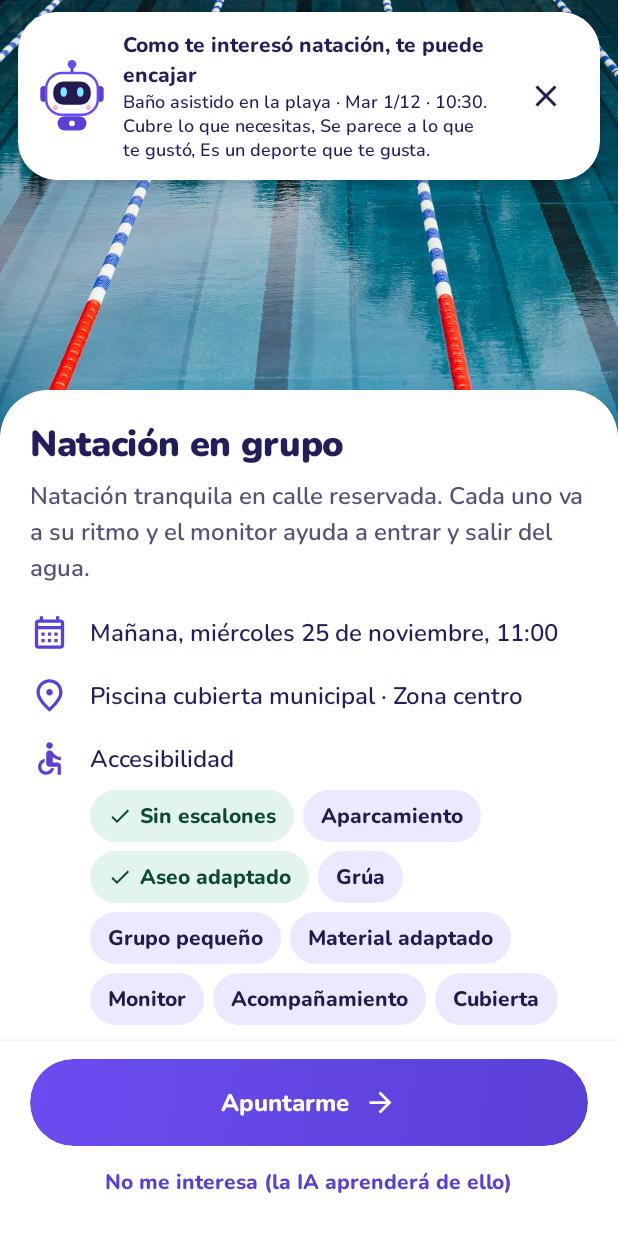
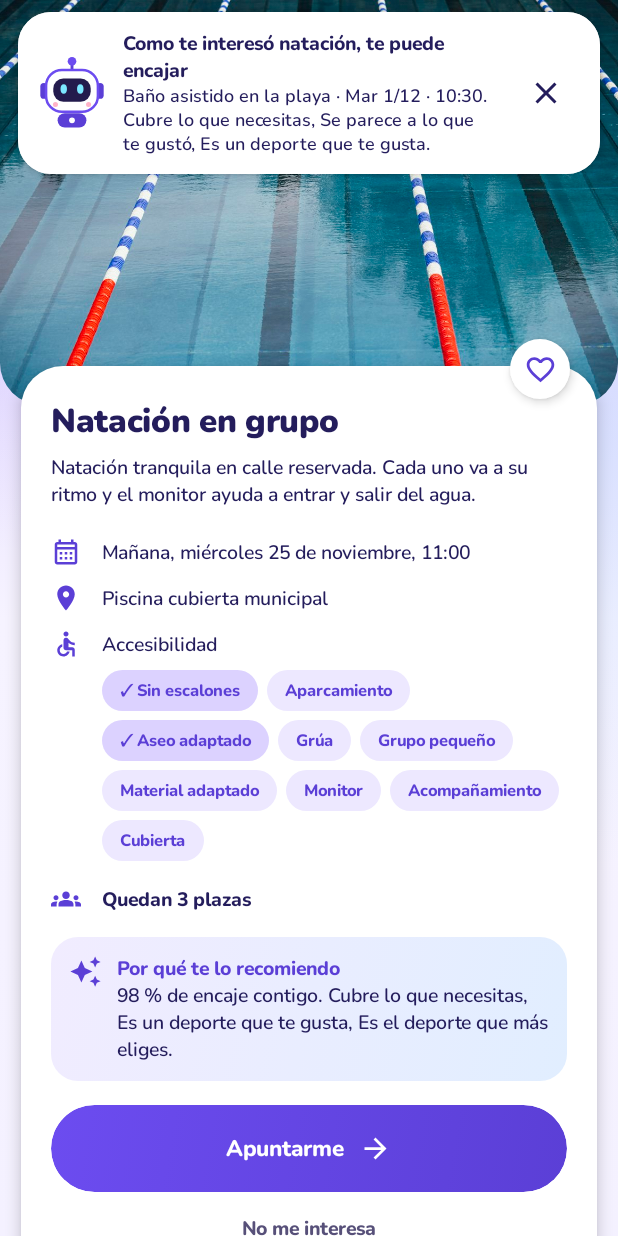
Before and after one commit to javierromeo1612/fit-in-ia, an Android app built with Jetpack Compose: the screen it shows after launch (MainActivity), after a tap on "Volver", on a phone screen of 412 x 824 dp. Run offline under Robolectric (Android 15) with nearby library versions, the phone set to English and light mode, and no system bars; 1 statement that could not run was skipped; 1 other tap on this screen came first.

Commit message:
Interfaz compacta y en azul marino como el diseño

```diff
--- a/app/src/main/java/com/marbellup/fitin/ui/screens/ActivityScreen.kt
+++ b/app/src/main/java/com/marbellup/fitin/ui/screens/ActivityScreen.kt
@@ -1,6 +1,5 @@
 package com.marbellup.fitin.ui.screens
 
-import androidx.compose.foundation.Image
 import androidx.compose.foundation.background
 import androidx.compose.foundation.layout.*
 import androidx.compose.foundation.rememberScrollState
@@ -18,8 +17,7 @@ import androidx.compose.ui.Alignment
 import androidx.compose.ui.Modifier
 import androidx.compose.ui.draw.clip
 import androidx.compose.ui.graphics.Color
-import androidx.compose.ui.layout.ContentScale
-import androidx.compose.ui.res.painterResource
+import androidx.compose.ui.graphics.vector.ImageVector
 import androidx.compose.ui.semantics.heading
 import androidx.compose.ui.semantics.semantics
 import androidx.compose.ui.unit.dp
@@ -27,17 +25,21 @@ import com.marbellup.fitin.AppState
 import com.marbellup.fitin.Step
 import com.marbellup.fitin.data.SampleData
 import com.marbellup.fitin.data.Seal
+import com.marbellup.fitin.ui.ActivityCover
 import com.marbellup.fitin.ui.AiReason
 import com.marbellup.fitin.ui.Avatar
 import com.marbellup.fitin.ui.ExampleNote
+import com.marbellup.fitin.ui.GradientBackground
 import com.marbellup.fitin.ui.GradientButton
-import com.marbellup.fitin.ui.IconLine
-import com.marbellup.fitin.ui.NeedPill
 import com.marbellup.fitin.ui.RoundIconButton
 import com.marbellup.fitin.ui.shortLabel
 import com.marbellup.fitin.ui.theme.LocalExtra
 
-/** Pantalla 4 de la referencia: foto grande, datos, accesibilidad, plazas y «Apuntarme». */
+/**
+ * Ficha de actividad, como la pantalla 4 de la referencia: foto arriba con volver y corazón,
+ * tarjeta blanca flotante con título, descripción, fecha, sitio, accesibilidad en píldoras,
+ * plazas y el botón «Apuntarme →».
+ */
 @OptIn(ExperimentalLayoutApi::class)
 @Composable
 fun ActivityScreen(state: AppState, activityId: String) {
@@ -52,135 +54,124 @@ fun ActivityScreen(state: AppState, activityId: String) {
     LaunchedEffect(a.id) { state.viewed(a.id) }
     val booked = a.id in state.joined
     val fav = a.id in state.favorites
-    val proposed = a.status == "propuesta"
 
-    Scaffold(
-        containerColor = MaterialTheme.colorScheme.background,
-        contentWindowInsets = WindowInsets(0, 0, 0, 0),
-        bottomBar = {
-            Surface(color = x.card, shadowElevation = 10.dp) {
-                Column(Modifier.navigationBarsPadding().padding(horizontal = 20.dp, vertical = 12.dp)) {
+    GradientBackground {
+        Column(Modifier.fillMaxSize().verticalScroll(rememberScrollState()).navigationBarsPadding().padding(bottom = 20.dp)) {
+            // Foto con botones redondos encima
+            Box(Modifier.fillMaxWidth().height(270.dp)) {
+                ActivityCover(a, Modifier.fillMaxSize().clip(RoundedCornerShape(bottomStart = 28.dp, bottomEnd = 28.dp)))
+                Row(Modifier.statusBarsPadding().padding(14.dp).fillMaxWidth()) {
+                    RoundIconButton(Icons.AutoMirrored.Filled.ArrowBack, "Volver") { state.back() }
+                    Spacer(Modifier.weight(1f))
+                    RoundIconButton(Icons.Outlined.IosShare, "Compartir") { }
+                }
+            }
+
+            // Tarjeta blanca flotante (con márgenes, como en la referencia)
+            Box(Modifier.padding(horizontal = 14.dp).offset(y = (-44).dp)) {
+                Surface(
+                    shape = RoundedCornerShape(28.dp),
+                    color = x.card,
+                    shadowElevation = 6.dp,
+                    modifier = Modifier.fillMaxWidth().padding(top = 18.dp),
+                ) {
+                    Column(Modifier.padding(start = 20.dp, end = 20.dp, top = 22.dp, bottom = 18.dp)) {
+                        if (a.status == "propuesta") {
+                            Text("✨ Grupo propuesto · se confirma con ${a.minParticipants} personas",
+                                style = MaterialTheme.typography.labelMedium, color = x.onWarnContainer,
+                                modifier = Modifier.clip(RoundedCornerShape(50)).background(x.warnContainer).padding(horizontal = 10.dp, vertical = 4.dp))
+                            Spacer(Modifier.height(8.dp))
+                        }
+                        Text(a.title, style = MaterialTheme.typography.headlineSmall, modifier = Modifier.semantics { heading() })
+                        Text(a.description, style = MaterialTheme.typography.bodyMedium, modifier = Modifier.padding(top = 6.dp))
+                        Spacer(Modifier.height(14.dp))
+                        Line(Icons.Outlined.CalendarMonth, a.nextSession.replaceFirstChar { it.uppercase() })
+                        Line(Icons.Filled.Place, a.place)
+                        Line(Icons.AutoMirrored.Filled.Accessible, "Accesibilidad")
+                        FlowRow(
+                            Modifier.padding(start = 34.dp, top = 2.dp, bottom = 4.dp),
+                            horizontalArrangement = Arrangement.spacedBy(6.dp),
+                            verticalArrangement = Arrangement.spacedBy(6.dp),
+                        ) {
+                            for (n in a.features.sortedBy { it.ordinal }) Chip(n.shortLabel, n in state.needs)
+                        }
+                        Spacer(Modifier.height(6.dp))
+                        Line(Icons.Filled.Groups, if (a.spotsLeft == 1) "Queda 1 plaza" else "Quedan ${a.spotsLeft} plazas", bold = true)
+
+                        if (rec != null) {
+                            AiReason("${rec.match} % de encaje contigo. ${rec.explanation}", Modifier.padding(top = 10.dp))
+                        }
+                        Spacer(Modifier.height(16.dp))
                         if (booked) {
                             Text("✓ Ya tienes tu plaza", style = MaterialTheme.typography.titleMedium, color = x.ok,
                                 modifier = Modifier.padding(bottom = 8.dp))
                             OutlinedButton(onClick = { state.closeFlow() }, shape = RoundedCornerShape(50),
-                            modifier = Modifier.fillMaxWidth().heightIn(min = 56.dp)) {
+                                modifier = Modifier.fillMaxWidth().heightIn(min = 50.dp)) {
                                 Text("Ver en mi calendario", style = MaterialTheme.typography.titleMedium)
                             }
                         } else {
                             GradientButton(if (a.spotsLeft > 0) "Apuntarme" else "Sin plazas", enabled = a.spotsLeft > 0) {
                                 state.open(Step.Company(a.id))
                             }
-                        TextButton(onClick = { state.dismiss(a.id) }, modifier = Modifier.fillMaxWidth().heightIn(min = 48.dp)) {
-                            Text("No me interesa (la IA aprenderá de ello)", style = MaterialTheme.typography.titleSmall)
+                            TextButton(onClick = { state.dismiss(a.id) }, modifier = Modifier.fillMaxWidth().heightIn(min = 44.dp)) {
+                                Text("No me interesa", style = MaterialTheme.typography.labelLarge,
+                                    color = MaterialTheme.colorScheme.onSurfaceVariant)
                             }
                         }
                     }
                 }
-        },
-    ) { padding ->
-        Column(Modifier.fillMaxSize().padding(padding).verticalScroll(rememberScrollState())) {
-            Box {
-                com.marbellup.fitin.ui.ActivityCover(a, Modifier.fillMaxWidth().height(290.dp))
-                Row(Modifier.statusBarsPadding().padding(16.dp).fillMaxWidth()) {
-                    RoundIconButton(Icons.AutoMirrored.Filled.ArrowBack, "Volver") { state.back() }
-                    Spacer(Modifier.weight(1f))
-                    RoundIconButton(if (fav) Icons.Filled.Favorite else Icons.Outlined.FavoriteBorder,
-                        if (fav) "Quitar de favoritos" else "Guardar en favoritos") { state.toggleFavorite(a.id) }
-                }
-            }
+                // Corazón sobre el borde de la foto, a la derecha
                 Surface(
-                shape = RoundedCornerShape(topStart = 32.dp, topEnd = 32.dp),
-                color = x.card,
-                modifier = Modifier.offset(y = (-30).dp),
+                    onClick = { state.toggleFavorite(a.id) },
+                    shape = CircleShape, color = Color.White, shadowElevation = 4.dp,
+                    modifier = Modifier.align(Alignment.TopEnd).padding(end = 18.dp).size(40.dp),
                 ) {
-                Column(Modifier.padding(20.dp)) {
-                    if (proposed) {
-                        NeedPill("Grupo propuesto por la IA · se confirma con ${a.minParticipants} personas")
-                        Spacer(Modifier.height(10.dp))
-                    }
-                    Text(a.title, style = MaterialTheme.typography.headlineSmall, modifier = Modifier.semantics { heading() })
-                    Text(a.description, style = MaterialTheme.typography.bodyLarge,
-                        color = MaterialTheme.colorScheme.onSurfaceVariant, modifier = Modifier.padding(top = 6.dp))
-                    Spacer(Modifier.height(10.dp))
-                    IconLine(Icons.Outlined.CalendarMonth, a.nextSession)
-                    IconLine(Icons.Outlined.Place, "${a.place} · ${a.zone}")
-                    if (a.level != "todos") {
-                        IconLine(Icons.Filled.TrendingUp, "Nivel ${if (a.level == "iniciacion") "iniciación" else a.level}")
-                    }
-                    IconLine(Icons.AutoMirrored.Filled.Accessible, "Accesibilidad")
-                    FlowRow(
-                        Modifier.padding(start = 40.dp, bottom = 6.dp),
-                        horizontalArrangement = Arrangement.spacedBy(6.dp),
-                        verticalArrangement = Arrangement.spacedBy(6.dp),
-                    ) {
-                        for (n in a.features.sortedBy { it.ordinal }) {
-                            NeedPill(n.shortLabel, if (n in state.needs) true else null)
-                        }
-                        rec?.missing?.forEach { NeedPill(it.shortLabel, false) }
-                    }
-                    Row(
-                        Modifier.padding(top = 6.dp).clip(RoundedCornerShape(50)).background(x.chip)
-                            .padding(horizontal = 14.dp, vertical = 8.dp),
-                        verticalAlignment = Alignment.CenterVertically,
-                    ) {
-                        Icon(Icons.Filled.Groups, contentDescription = null, tint = MaterialTheme.colorScheme.primary,
-                            modifier = Modifier.size(20.dp))
-                        Spacer(Modifier.width(6.dp))
-                        Text(if (a.spotsLeft == 1) "Queda 1 plaza" else "Quedan ${a.spotsLeft} plazas",
-                            style = MaterialTheme.typography.labelLarge)
-                    }
-
-                    if (rec != null) {
-                        AiReason("${rec.match} % de encaje contigo. ${rec.explanation}", Modifier.padding(top = 14.dp))
-                    }
-
-                    // Verificación visible: quién lo comprobó y cuándo
-                    Row(Modifier.padding(top = 18.dp), verticalAlignment = Alignment.CenterVertically) {
-                        Icon(
-                            if (a.seal == Seal.Ninguno) Icons.Outlined.Info else Icons.Filled.Verified,
-                            contentDescription = null,
-                            tint = if (a.seal == Seal.Ninguno) MaterialTheme.colorScheme.onSurfaceVariant else x.ok,
-                        )
-                        Spacer(Modifier.width(10.dp))
-                        Column {
-                            Text(a.seal.label, style = MaterialTheme.typography.titleSmall)
-                            val detail = buildString {
-                                if (a.verifiedOn.isNotBlank()) append("Comprobado el ${a.verifiedOn}. ")
-                                if (a.confirmations > 0) append("${a.confirmations} personas lo confirman.")
-                            }
-                            if (detail.isNotBlank()) {
-                                Text(detail, style = MaterialTheme.typography.bodySmall, color = MaterialTheme.colorScheme.onSurfaceVariant)
+                    Box(contentAlignment = Alignment.Center) {
+                        Icon(if (fav) Icons.Filled.Favorite else Icons.Outlined.FavoriteBorder,
+                            contentDescription = if (fav) "Quitar de favoritos" else "Guardar en favoritos",
+                            tint = if (fav) Color(0xFFE0447A) else MaterialTheme.colorScheme.primary, modifier = Modifier.size(22.dp))
                     }
                 }
             }
-                    a.reviews.firstOrNull()?.let { r ->
-                        Text("«${r.text}» — ${r.author}, ${r.date}", style = MaterialTheme.typography.bodyMedium,
-                            modifier = Modifier.padding(top = 8.dp))
-                    }
 
-                    // Grupo y plazas
-                    Row(Modifier.padding(top = 18.dp), verticalAlignment = Alignment.CenterVertically) {
-                        Row(horizontalArrangement = Arrangement.spacedBy(4.dp)) {
-                            a.group.take(4).forEach { Avatar(it.name, size = 38.dp) }
-                        }
-                        Spacer(Modifier.width(12.dp))
-                        Column(Modifier.weight(1f)) {
-                            Text("Ya van ${a.group.size}", style = MaterialTheme.typography.titleSmall)
-                            val missing = (a.minParticipants - a.group.size).coerceAtLeast(0)
-                            Text(
-                                if (missing > 0) "Faltan $missing para empezar" else "Grupo completo para empezar",
-                                style = MaterialTheme.typography.bodySmall,
-                                color = MaterialTheme.colorScheme.onSurfaceVariant,
+            // Más información (verificación, grupo, cómo llegar)
+            Column(Modifier.padding(horizontal = 20.dp).offset(y = (-30).dp)) {
+                Text("Más información", style = MaterialTheme.typography.titleMedium, modifier = Modifier.semantics { heading() })
+                Spacer(Modifier.height(6.dp))
+                Line(
+                    if (a.seal == Seal.Ninguno) Icons.Outlined.Info else Icons.Filled.Verified,
+                    a.seal.label + if (a.verifiedOn.isNotBlank()) " · comprobado en ${a.verifiedOn}" else "",
                 )
-                        }
-                    }
-                    if (a.howToArrive.isNotBlank()) {
-                        IconLine(Icons.Filled.Directions, a.howToArrive)
+                if (a.confirmations > 0) Line(Icons.Filled.ThumbUp, "${a.confirmations} personas confirman que es accesible")
+                if (a.howToArrive.isNotBlank()) Line(Icons.Filled.Directions, a.howToArrive)
+                Row(Modifier.padding(top = 8.dp), verticalAlignment = Alignment.CenterVertically) {
+                    a.group.take(4).forEach { Avatar(it.name, size = 32.dp, modifier = Modifier.padding(end = 4.dp)) }
+                    Text("  Ya van ${a.group.size}", style = MaterialTheme.typography.bodyMedium)
                 }
                 ExampleNote()
             }
         }
     }
 }
+
+@Composable
+private fun Line(icon: ImageVector, text: String, bold: Boolean = false) {
+    Row(Modifier.fillMaxWidth().padding(vertical = 5.dp), verticalAlignment = Alignment.CenterVertically) {
+        Icon(icon, contentDescription = null, tint = MaterialTheme.colorScheme.primary, modifier = Modifier.size(20.dp))
+        Spacer(Modifier.width(14.dp))
+        Text(text, style = if (bold) MaterialTheme.typography.titleSmall else MaterialTheme.typography.bodyMedium)
     }
+}
+
+/** Píldora lila pequeña con texto violeta, como «Silla de ruedas» / «Aseo adaptado» en la referencia. */
+@Composable
+private fun Chip(text: String, mine: Boolean) {
+    Text(
+        (if (mine) "✓ " else "") + text,
+        style = MaterialTheme.typography.labelMedium,
+        color = MaterialTheme.colorScheme.primary,
+        modifier = Modifier.clip(RoundedCornerShape(50))
+            .background(if (mine) Color(0xFFDCD2FF) else LocalExtra.current.chip)
+            .padding(horizontal = 12.dp, vertical = 6.dp),
+    )
+}
--- a/app/src/main/java/com/marbellup/fitin/ui/theme/Theme.kt
+++ b/app/src/main/java/com/marbellup/fitin/ui/theme/Theme.kt
@@ -20,6 +20,7 @@ import androidx.compose.ui.text.font.FontVariation
 import androidx.compose.ui.text.font.FontWeight
 import androidx.compose.ui.unit.dp
 import androidx.compose.ui.unit.em
+import androidx.compose.ui.unit.sp
 import com.marbellup.fitin.R
 
 /*
@@ -220,22 +221,25 @@ private fun TextStyle.voice(family: FontFamily, weight: Int, tracking: Double =
 
 private val Base = Typography()
 
+private fun TextStyle.size(sp: Int, line: Int) = copy(fontSize = sp.sp, lineHeight = line.sp)
+
+/** Tamaños compactos, medidos sobre la referencia visual. */
 private fun typography(f: FontFamily, body: Int) = Typography(
     displayLarge = Base.displayLarge.voice(f, 900, -0.02),
-    displayMedium = Base.displayMedium.voice(f, 900, -0.02),
-    displaySmall = Base.displaySmall.voice(f, 900, -0.02),
-    headlineLarge = Base.headlineLarge.voice(f, 900, -0.02),
-    headlineMedium = Base.headlineMedium.voice(f, 900, -0.015),
-    headlineSmall = Base.headlineSmall.voice(f, 900, -0.01),
-    titleLarge = Base.titleLarge.voice(f, 800, -0.01),
-    titleMedium = Base.titleMedium.voice(f, 800),
-    titleSmall = Base.titleSmall.voice(f, 800),
-    bodyLarge = Base.bodyLarge.voice(f, body),
-    bodyMedium = Base.bodyMedium.voice(f, body),
-    bodySmall = Base.bodySmall.voice(f, body),
-    labelLarge = Base.labelLarge.voice(f, 800),
-    labelMedium = Base.labelMedium.voice(f, 800),
-    labelSmall = Base.labelSmall.voice(f, 800),
+    displayMedium = Base.displayMedium.voice(f, 900, -0.02).size(38, 44),
+    displaySmall = Base.displaySmall.voice(f, 900, -0.02).size(32, 38),
+    headlineLarge = Base.headlineLarge.voice(f, 900, -0.02).size(28, 34),
+    headlineMedium = Base.headlineMedium.voice(f, 900, -0.015).size(25, 31),
+    headlineSmall = Base.headlineSmall.voice(f, 900, -0.01).size(22, 28),
+    titleLarge = Base.titleLarge.voice(f, 800, -0.01).size(18, 24),
+    titleMedium = Base.titleMedium.voice(f, 800).size(15, 20),
+    titleSmall = Base.titleSmall.voice(f, 800).size(13, 18),
+    bodyLarge = Base.bodyLarge.voice(f, body).size(15, 21),
+    bodyMedium = Base.bodyMedium.voice(f, body).size(13, 18),
+    bodySmall = Base.bodySmall.voice(f, body).size(12, 16),
+    labelLarge = Base.labelLarge.voice(f, 800).size(13, 18),
+    labelMedium = Base.labelMedium.voice(f, 800).size(11, 14),
+    labelSmall = Base.labelSmall.voice(f, 800).size(10, 13),
 )
 
 /** Estilo de la referencia (Nunito) y alternativa de lectura fácil (Atkinson Hyperlegible). */
@@ -263,7 +267,12 @@ fun FitInTheme(
             colorScheme = if (darkTheme) DarkColors else LightColors,
             typography = if (easyRead) EasyTypography else AppTypography,
             shapes = AppShapes,
-            content = content,
-        )
+        ) {
+            // Texto en azul marino-violeta como en la referencia (no negro), también sobre fondos transparentes.
+            CompositionLocalProvider(
+                androidx.compose.material3.LocalContentColor provides (if (darkTheme) DarkColors else LightColors).onBackground,
+                content = content,
+            )
+        }
     }
 }
```
Also changed, not shown: app/src/main/java/com/marbellup/fitin/ui/Kit.kt (+26 -27 lines), app/src/main/java/com/marbellup/fitin/ui/screens/CalendarScreen.kt (+12 -9 lines), app/src/main/java/com/marbellup/fitin/ui/screens/HomeScreen.kt (+35 -19 lines), app/src/main/java/com/marbellup/fitin/ui/screens/ProfileScreen.kt (+32 -24 lines). Lines whose indentation alone changed are shown as unchanged.
